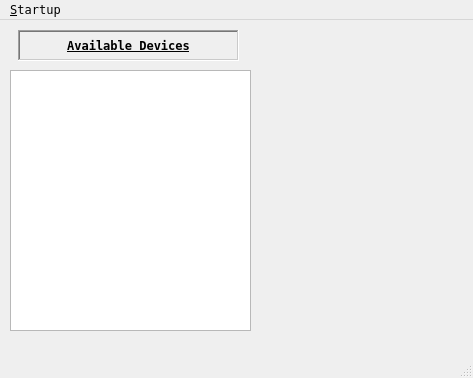
PolymorphicAgent/PhoneAudioLink, file phoneaudiolink.ui: the form before one commit.
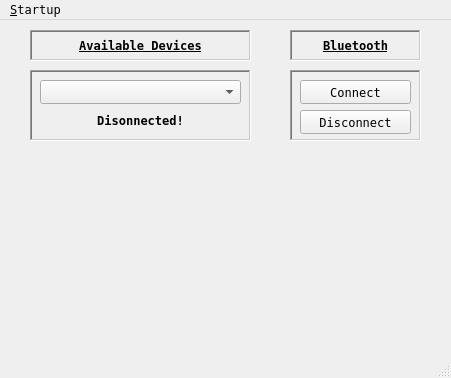
The form after the commit. Icons and pictures are not drawn.

The edit to the form file:
```diff
--- a/phoneaudiolink.ui
+++ b/phoneaudiolink.ui
@@ -6,7 +6,7 @@
    <rect>
     <x>0</x>
     <y>0</y>
-    <width>473</width>
+    <width>451</width>
     <height>378</height>
    </rect>
   </property>
@@ -14,20 +14,10 @@
    <string>PhoneAudioLink</string>
   </property>
   <widget class="QWidget" name="centralwidget">
-   <widget class="QListWidget" name="listWidget">
-    <property name="geometry">
-     <rect>
-      <x>10</x>
-      <y>50</y>
-      <width>241</width>
-      <height>261</height>
-     </rect>
-    </property>
-   </widget>
    <widget class="QLabel" name="label">
     <property name="geometry">
      <rect>
-      <x>18</x>
+      <x>30</x>
       <y>10</y>
       <width>221</width>
       <height>31</height>
@@ -59,13 +49,157 @@
      <set>Qt::TextInteractionFlag::LinksAccessibleByMouse|Qt::TextInteractionFlag::TextSelectableByMouse</set>
     </property>
    </widget>
+   <widget class="QPushButton" name="pushButton">
+    <property name="geometry">
+     <rect>
+      <x>300</x>
+      <y>60</y>
+      <width>111</width>
+      <height>24</height>
+     </rect>
+    </property>
+    <property name="font">
+     <font>
+      <family>Terminal</family>
+     </font>
+    </property>
+    <property name="text">
+     <string>Connect</string>
+    </property>
+   </widget>
+   <widget class="QLabel" name="label_2">
+    <property name="geometry">
+     <rect>
+      <x>290</x>
+      <y>10</y>
+      <width>131</width>
+      <height>31</height>
+     </rect>
+    </property>
+    <property name="font">
+     <font>
+      <family>Terminal</family>
+      <italic>false</italic>
+      <bold>true</bold>
+      <underline>true</underline>
+     </font>
+    </property>
+    <property name="frameShape">
+     <enum>QFrame::Shape::WinPanel</enum>
+    </property>
+    <property name="frameShadow">
+     <enum>QFrame::Shadow::Sunken</enum>
+    </property>
+    <property name="text">
+     <string>Bluetooth</string>
+    </property>
+    <property name="textFormat">
+     <enum>Qt::TextFormat::RichText</enum>
+    </property>
+    <property name="alignment">
+     <set>Qt::AlignmentFlag::AlignCenter</set>
+    </property>
+   </widget>
+   <widget class="QFrame" name="frame">
+    <property name="geometry">
+     <rect>
+      <x>290</x>
+      <y>50</y>
+      <width>131</width>
+      <height>71</height>
+     </rect>
+    </property>
+    <property name="frameShape">
+     <enum>QFrame::Shape::WinPanel</enum>
+    </property>
+    <property name="frameShadow">
+     <enum>QFrame::Shadow::Sunken</enum>
+    </property>
+    <widget class="QPushButton" name="pushButton_2">
+     <property name="geometry">
+      <rect>
+       <x>10</x>
+       <y>40</y>
+       <width>111</width>
+       <height>24</height>
+      </rect>
+     </property>
+     <property name="font">
+      <font>
+       <family>Terminal</family>
+      </font>
+     </property>
+     <property name="text">
+      <string>Disconnect</string>
+     </property>
+    </widget>
+   </widget>
+   <widget class="QFrame" name="frame_2">
+    <property name="geometry">
+     <rect>
+      <x>30</x>
+      <y>50</y>
+      <width>221</width>
+      <height>71</height>
+     </rect>
+    </property>
+    <property name="frameShape">
+     <enum>QFrame::Shape::WinPanel</enum>
+    </property>
+    <property name="frameShadow">
+     <enum>QFrame::Shadow::Sunken</enum>
+    </property>
+    <widget class="QComboBox" name="comboBox">
+     <property name="geometry">
+      <rect>
+       <x>10</x>
+       <y>10</y>
+       <width>201</width>
+       <height>24</height>
+      </rect>
+     </property>
+    </widget>
+    <widget class="QLabel" name="label_3">
+     <property name="geometry">
+      <rect>
+       <x>20</x>
+       <y>40</y>
+       <width>181</width>
+       <height>21</height>
+      </rect>
+     </property>
+     <property name="font">
+      <font>
+       <family>Terminal</family>
+       <bold>true</bold>
+      </font>
+     </property>
+     <property name="text">
+      <string>Disonnected!</string>
+     </property>
+     <property name="textFormat">
+      <enum>Qt::TextFormat::RichText</enum>
+     </property>
+     <property name="alignment">
+      <set>Qt::AlignmentFlag::AlignCenter</set>
+     </property>
+     <property name="textInteractionFlags">
+      <set>Qt::TextInteractionFlag::LinksAccessibleByMouse|Qt::TextInteractionFlag::TextSelectableByKeyboard|Qt::TextInteractionFlag::TextSelectableByMouse</set>
+     </property>
+    </widget>
+   </widget>
+   <zorder>frame_2</zorder>
+   <zorder>frame</zorder>
+   <zorder>label</zorder>
+   <zorder>pushButton</zorder>
+   <zorder>label_2</zorder>
   </widget>
   <widget class="QMenuBar" name="menubar">
    <property name="geometry">
     <rect>
      <x>0</x>
      <y>0</y>
-     <width>473</width>
+     <width>451</width>
      <height>17</height>
     </rect>
    </property>
```
